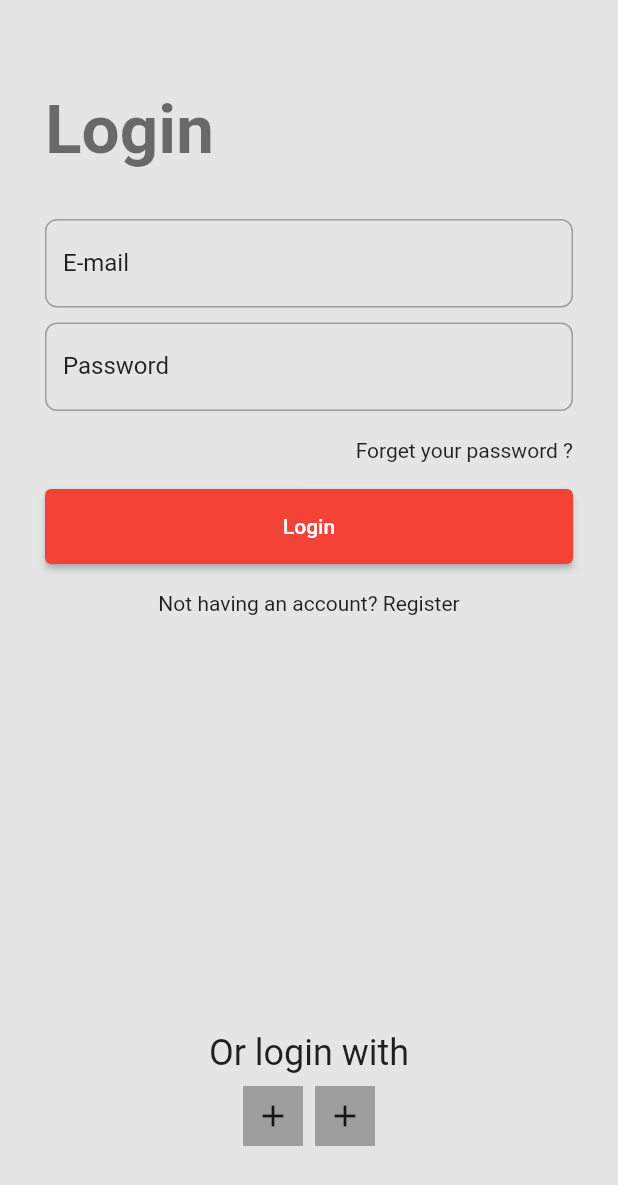
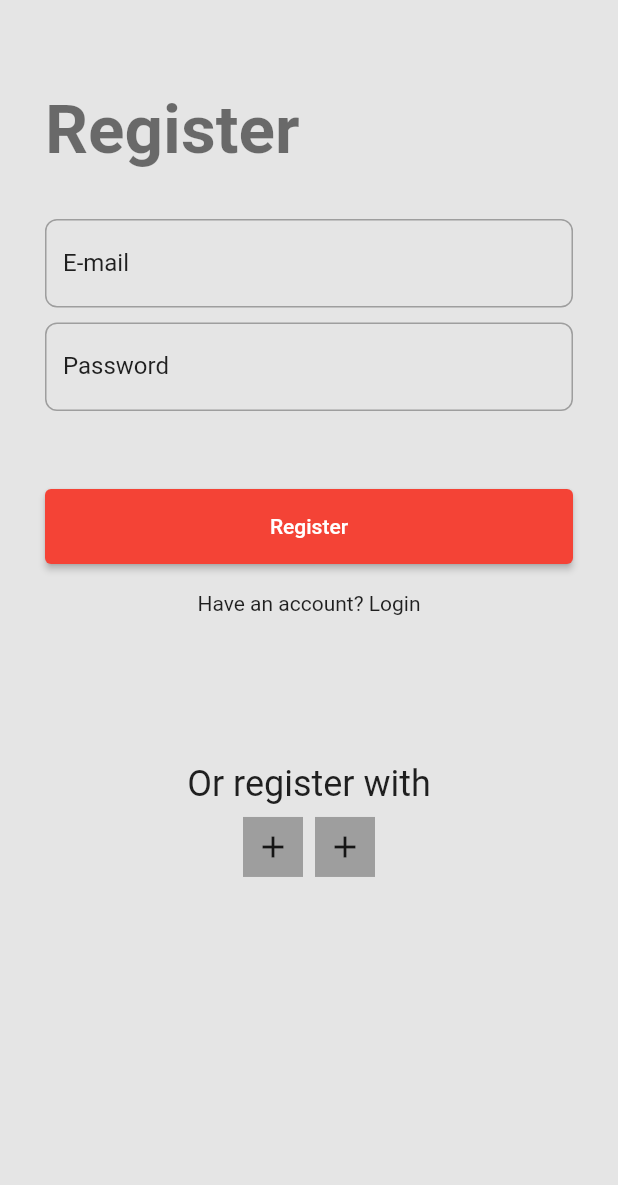
Before and after one commit to omer1998/e_commerce, a Flutter app: the AuthPage screen opened by its route, after a tap on "Not having an account? Register", on a phone screen of 412 x 824 dp. Shown: the top 1185 px of the screen. Run offline on Flutter 3.47's test engine with Material 2 defaults, Android fonts, the phone set to English and light mode, and no system bars; our stand-ins replace persistent_bottom_nav_bar.

Commit message:
[STRUCTURE] -complete auth page and add home page

```diff
--- a/lib/main.dart
+++ b/lib/main.dart
@@ -21,11 +21,13 @@ class MyApp extends StatelessWidget {
 
         inputDecorationTheme: InputDecorationTheme(
           labelStyle: Theme.of(context).textTheme.subtitle1,
+          border: OutlineInputBorder(borderRadius: BorderRadius.circular(8)),
           focusedBorder: OutlineInputBorder(borderRadius: BorderRadius.circular(8),
           borderSide: const BorderSide(color: Colors.grey)),
 
           enabledBorder: OutlineInputBorder(borderRadius: BorderRadius.circular(8),
           borderSide: const BorderSide(color: Colors.grey)),
+
 
           //disabledBorder: OutlineInputBorder(borderRadius: BorderRadius.circular(8)) // i think this activate if the
         )
--- a/lib/utilities/appRoutes.dart
+++ b/lib/utilities/appRoutes.dart
@@ -1,4 +1,5 @@
 class AppRoutes{
   static const String landingPage = '/';
   static const String authPage = '/authPage';
-}
+  static const String bottomNavBarPage = "/bottomNavBarPage";
+  }
--- /dev/null
+++ b/lib/utilities/assets.dart
@@ -0,0 +1,6 @@
+class AppAssets{
+  // image assets
+  static const topBannerHomeImageAsset = "https://cdn.shopify.com/s/files/1/0441/3580/9179/files/ClothesMentor_SpringFashion_ShopOnline2.jpg?v=1676580892&width=1500";
+  static const topBannerHomeImageAsset2 = "https://www.highsnobiety.com/static-assets/thumbor/fL8IIqstKiZRRdXD_s-E1AO3zhA=/1600x1067/www.highsnobiety.com/static-assets/wp-content/uploads/2019/12/13124156/vintage-clothes-thrift-shopping-main.jpg";
+  static const productImageAsset = "https://cdn.shopify.com/s/files/1/0752/6435/products/IMG_0053_5c650849-9d9d-4cc3-8863-6a23778cd9a0.jpg?v=1675170808";
+  }
--- /dev/null
+++ b/lib/utilities/authStatus.dart
@@ -0,0 +1 @@
+enum AuthPageType { login, register }
--- a/lib/utilities/router.dart
+++ b/lib/utilities/router.dart
@@ -2,13 +2,16 @@ import 'package:e_commerce/main.dart';
 import 'package:e_commerce/views/pages/authPage.dart';
 import 'package:e_commerce/views/pages/landingPage.dart';
 import 'package:flutter/cupertino.dart';
+import '../views/pages/bottomNavBar_page.dart';
 import 'appRoutes.dart';
 
 Route<dynamic> onGenerate(RouteSettings settings) {
   switch (settings.name) {
     case AppRoutes.authPage:
-      return CupertinoPageRoute(builder: (context) => const AuthPage());
+      return CupertinoPageRoute(builder: (context) => const AuthPage(), settings: settings);
+    case AppRoutes.bottomNavBarPage:
+      return CupertinoPageRoute(builder: (context)=> const BottomNavBar(), settings: settings);
     default:
-      return CupertinoPageRoute(builder: (_) => const LandingPage());
+      return CupertinoPageRoute(builder: (_) => const LandingPage(), settings: settings);
   }
 }
--- a/lib/views/pages/authPage.dart
+++ b/lib/views/pages/authPage.dart
@@ -1,4 +1,6 @@
-import 'package:e_commerce/views/sharedWidgets/authButton.dart';
+import 'package:e_commerce/utilities/appRoutes.dart';
+import 'package:e_commerce/utilities/authStatus.dart';
+import 'package:e_commerce/views/sharedWidgets/auth_btn_widget.dart';
 import 'package:flutter/material.dart';
 
 class AuthPage extends StatefulWidget {
@@ -10,76 +12,150 @@ class AuthPage extends StatefulWidget {
 
 class _AuthPageState extends State<AuthPage> {
   final _formKey = GlobalKey<FormState>();
+  var _authPage = AuthPageType.login;
+  FocusNode emailFocus = FocusNode();
+  FocusNode passwordFocus = FocusNode();
+
   @override
   Widget build(BuildContext context) {
+    Size pageSize = MediaQuery.of(context).size;
     return SafeArea(
       child: Scaffold(
-        resizeToAvoidBottomInset: false, // this make the keyboard float in order to not take space of screen
+          // resizeToAvoidBottomInset:
+          //     false, // this make the keyboard float in order to not take space of screen
           body: Form(
         key: _formKey,
+        child: SingleChildScrollView(
           child: Padding(
             padding: const EdgeInsets.symmetric(vertical: 60, horizontal: 30),
             child: Column(
               crossAxisAlignment: CrossAxisAlignment.start,
               children: [
                 Text(
-                "Login",
+                  _authPage == AuthPageType.login
+                      ? "Login"
+                      : "Register", //to change the text here according to the page type
                   style: Theme.of(context)
                       .textTheme
                       .headline3
                       ?.copyWith(fontWeight: FontWeight.bold),
                 ),
-              const SizedBox(height: 33,),
+                const SizedBox(
+                  height: 33,
+                ),
                 TextFormField(
+                    focusNode: emailFocus,
+                    onEditingComplete: () =>
+                        FocusScope.of(context).requestFocus(passwordFocus),
+                    textInputAction: TextInputAction.next,
                     validator: (value) {
-                  if(value == null || value.isEmpty){
-                    return "Please this field is required";
-                  }else{
+                      if (value == null || value.isEmpty) {
+                        return "This field is required";
+                      } else {
                         return null;
                       }
                       // or in other way
                       //(value)=> value?.trim().isEmpty == true ? "This field is required" : null  null here mean the input is valid
                     },
-                decoration: const InputDecoration(label: Text("E-mail"))
-              ),
+                    decoration: const InputDecoration(label: Text("E-mail"))),
                 const SizedBox(
                   height: 10,
                 ),
                 TextFormField(
-                validator: (value)=> value?.trim().isEmpty == true ? "This field is required" : null,
-                decoration:  const InputDecoration( label: Text("Password"), hintText: "Enter your password")
-              ),
+                    onEditingComplete: () {
+                      // this will submit user info whether login or sign up when the user press the done button of the keyboard
+
+                      if (_authPage == AuthPageType.login) {
+                        if (_formKey.currentState!.validate()) {
+                          print("valid login");
+                        }
+                      }else{
+                        if (_formKey.currentState!.validate()) {
+                          print("valid register");
+                        }
+                      }
+                    },
+                    textInputAction: TextInputAction.done,
+                    // this code will make the keyboard done button to submit the form
+                    focusNode: passwordFocus,
+                    validator: (value) => value?.trim().isEmpty == true
+                        ? "This field is required"
+                        : null,
+                    decoration: const InputDecoration(
+                        label: Text("Password"),
+                        hintText: "Enter your password")),
                 const SizedBox(
                   height: 18,
                 ),
-              const Align(
+                Align(
                     alignment: Alignment.centerRight,
-                  child: Text("Forget your password ?")),
+                    child: Text(_authPage == AuthPageType.login
+                        ? "Forget your password"
+                        : " ")),
                 const SizedBox(
                   height: 18,
                 ),
                 // as we have the same button in multiple pages
-              //it's good approach to create it as a custom widget that is applicable in multiole situation
+                //it's good approach to create it as a custom widget that is applicable in multiple situation
 
-              SizedBox(width: double.infinity,height: 50,
-                child: AuthButton(action: (){} , btnName: "Login")),
+                SizedBox(
+                    width: double.infinity,
+                    height: 50,
+                    child: AuthButton(
+                        action: () {
+                          if (_formKey.currentState!.validate()) {
+                            Navigator.pushNamed(context, AppRoutes.bottomNavBarPage);
+                            print("valid");
+                          }
+                        },
+                        btnName: _authPage == AuthPageType.register
+                            ? "Register"
+                            : "Login")),
 
-                const SizedBox(height: 18,),
+                const SizedBox(
+                  height: 18,
+                ),
                 Align(
                   alignment: Alignment.center,
-                 child: InkWell(child: const Text("Not having an account? Register", ),
+                  child: InkWell(
+                    child: Text(_authPage == AuthPageType.login
+                        ? "Not having an account? Register"
+                        : "Have an account? Login"),
                     onTap: () {
-                             },),
+                      _formKey.currentState!.reset();
+                      setState(() {
+                        if (_authPage == AuthPageType.login) {
+                          _authPage = AuthPageType.register;
+                        } else {
+                          _authPage = AuthPageType.login;
+                        }
+                      });
+                    },
+                  ),
                 ),
 
                 // add spacer widget
-              const Spacer(),
+                // const Spacer(),
+                //  instread of using spacer widget we can size box with specific height (i use mediaquery to get the height of the screen)
+                SizedBox(
+                  height: pageSize.height * 0.11,
+                ),
+                // (_authPage == AuthPageType.register)
+                //     ? Text(
+                //         "This is the registeration page",
+                //         style: Theme.of(context).textTheme.headline4,
+                //       )
+                //     : Text("This is the login page",
+                //         style: Theme.of(context).textTheme.headline4),
+
                 Align(
                     alignment: Alignment.center,
                     child: Padding(
                       padding: const EdgeInsets.all(8.0),
                       child: Text(
-                      "Or login with",
+                        _authPage == AuthPageType.login
+                            ? "Or login with"
+                            : "Or register with",
                         style: Theme.of(context).textTheme.headlineSmall,
                       ),
                     )),
@@ -103,6 +179,7 @@ class _AuthPageState extends State<AuthPage> {
               ],
             ),
           ),
+        ),
       )),
     );
   }
--- a/pubspec.yaml
+++ b/pubspec.yaml
@@ -36,6 +36,7 @@ dependencies:
   # The following adds the Cupertino Icons font to your application.
   # Use with the CupertinoIcons class for iOS style icons.
   cupertino_icons: ^1.0.2
+  persistent_bottom_nav_bar: ^5.0.2
 
 dev_dependencies:
   flutter_test:
```
Also changed, not shown: lib/models/product_model.dart (added, +33 -0 lines), lib/views/pages/bottomNavBar_page.dart (added, +99 -0 lines), lib/views/pages/home_page.dart (added, +116 -0 lines), lib/views/sharedWidgets/product_item_widget.dart (added, +74 -0 lines), lib/views/sharedWidgets/auth_btn_widget.dart (renamed from lib/views/sharedWidgets/authButton.dart), pubspec.lock. Lines whose indentation alone changed are shown as unchanged.
